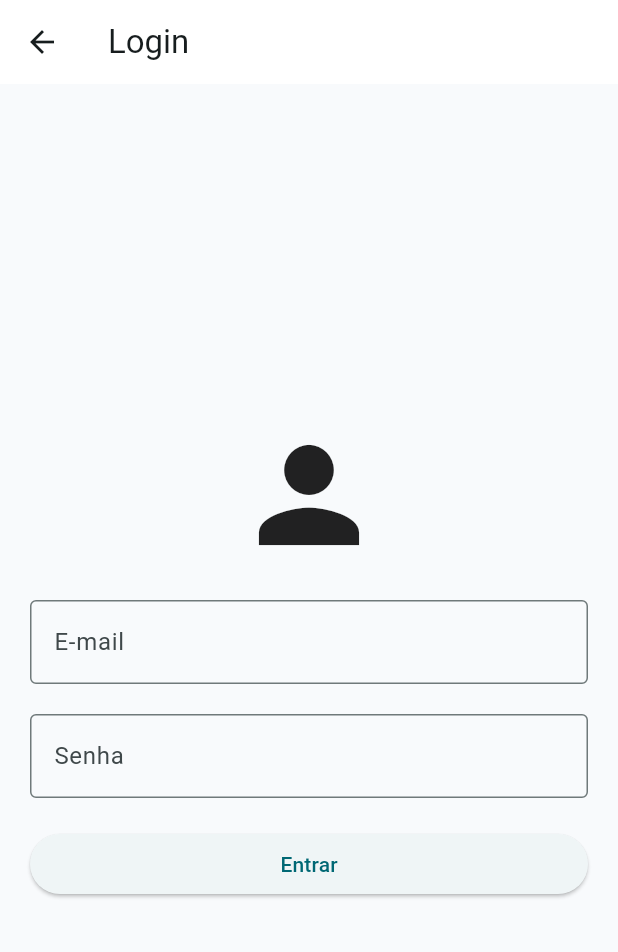
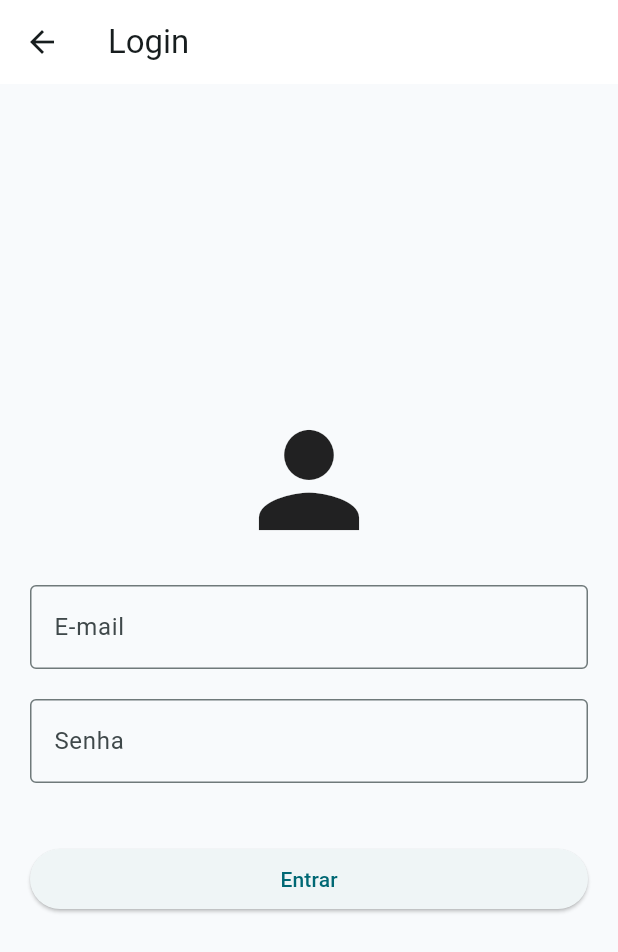
Before and after one commit to BrunaMiyamoto/app_noticias, a Flutter app: the screen it shows after launch, in the side drawer, after a tap on "Entrar", on a phone screen of 412 x 824 dp. Shown: the top 952 px of the screen. Run offline on Flutter 3.47's test engine with Material 3 defaults, Android fonts, the phone set to English and light mode, and no system bars; our stand-ins replace shared_preferences; missing offline and left inert: dart:ffi, flutter_launcher_icons; network calls fail.

Commit message:
Conclusão da regra de negocio do sistema de login - FASE G

```diff
--- a/lib/home_page.dart
+++ b/lib/home_page.dart
@@ -5,6 +5,7 @@ import 'package:app_noticias/login_page.dart';
 import 'package:app_noticias/model/categoria.dart';
 import 'package:app_noticias/model/noticia.dart';
 import 'package:app_noticias/services/categoria_service.dart';
+import 'package:app_noticias/services/login_services.dart';
 import 'package:app_noticias/services/noticia_service.dart';
 import 'package:app_noticias/sobre_app_page.dart';
 import 'package:flutter/material.dart';
@@ -21,15 +22,32 @@ class _HomePageState extends State<HomePage> {
   late Future<List<Noticia>> _listaNoticias;
   final CategoriaService _categoriaService = CategoriaService();
 
+  final LoginServices _loginServices = LoginServices();
+
   List<Categoria> _listaCategorias = [];
 
   final String _categoriaSelecionada = 'Todas';
+
+  final String _textoPesquisa = '';
+  final bool _buscando = false;
+
+  bool _logado = false;
 
   @override
   void initState() {
     super.initState();
     _listaNoticias = _noticiaService.getNoticias();
     carregarCategorias();
+    _checarSessao();
+  }
+
+  Future<void> _checarSessao() async {
+    final token = await _loginServices.getToken();
+    if (mounted) {
+      setState(() {
+        _logado = token != null;
+      });
+    }
   }
 
   Future<void> carregarCategorias() async {
@@ -92,15 +110,46 @@ class _HomePageState extends State<HomePage> {
             ),
 
             const Divider(), //linha de divisão
+            // ListTile(
+            //   leading: const Icon(Icons.login),
+            //   title: const Text("Entrar"),
+            //   onTap: () {
+            //     Navigator.pop(context);
+            //     Navigator.push(
+            //       context,
+            //       MaterialPageRoute(builder: (context) => const LoginPage()),
+            //     );
+            //   },
+            // ),
+            if (_logado)
+              ListTile(
+                leading: const Icon(Icons.logout),
+                title: const Text('Sair'),
+                onTap: () async {
+                  await _loginServices.logout();
+                  if (mounted) {
+                    Navigator.pop(context);
+                    setState(() {
+                      _logado = false;
+                    });
+                  }
+                },
+              )
+            else
               ListTile(
                 leading: const Icon(Icons.login),
-              title: const Text("Entrar"),
-              onTap: () {
+                title: const Text('Entrar'),
+                onTap: () async {
                   Navigator.pop(context);
-                Navigator.push(
+                  final entrou = await Navigator.push(
                     context,
                     MaterialPageRoute(builder: (context) => const LoginPage()),
                   );
+                  if (entrou == true) {
+                    setState(() {
+                      _logado = true;
+                    });
+                  }
                 },
               ),
           ],
--- a/lib/login_page.dart
+++ b/lib/login_page.dart
@@ -14,8 +14,43 @@ class _LoginPageState extends State<LoginPage> {
   final _passwordController = TextEditingController();
   final LoginServices _loginService = LoginServices();
 
-  final bool _carregando = false; // para aparecer a mensagem carregando
+  //final bool _carregando = false; // para aparecer a mensagem carregando
+  bool _carregando = false;
   String? _mensagemErro; // para mostrar a mensagem de erro
+
+  Future<void> autenticar() async {
+    setState(() {
+      _carregando = true;
+      _mensagemErro = null;
+    });
+
+    try {
+      final nome = await _loginService.login(
+        _emailController.text,
+        _passwordController.text,
+      );
+
+      if (!mounted) return;
+
+      ScaffoldMessenger.of(context).showSnackBar(
+        SnackBar(
+          content: Text('Olá $nome, você esta logado com sucesso!'),
+          backgroundColor: Colors.green,
+          duration: const Duration(seconds: 4),
+        ),
+      );
+
+      Navigator.pop(context, true);
+    } catch (e) {
+      setState(() {
+        _mensagemErro = e.toString().replaceFirst('Exception', '');
+      });
+    } finally {
+      setState(() {
+        _carregando = false;
+      });
+    }
+  }
 
   @override
   Widget build(BuildContext context) {
@@ -61,7 +96,29 @@ class _LoginPageState extends State<LoginPage> {
               const SizedBox(
                 height: 20,
               ),
-              ElevatedButton(onPressed: () {}, child: const Text("Entrar")),
+
+              if (_mensagemErro != null) ...[
+                Text(
+                  _mensagemErro!,
+                  style: const TextStyle(color: Colors.red),
+                ),
+              ],
+
+              const SizedBox(
+                height: 20,
+              ),
+              ElevatedButton(
+                onPressed: _carregando ? null : autenticar,
+                child: _carregando
+                    ? const SizedBox(
+                        width: 18,
+                        height: 18,
+                        child: CircularProgressIndicator(
+                          strokeWidth: 2,
+                        ),
+                      )
+                    : const Text('Entrar'),
+              ),
             ],
           ),
         ),
--- a/lib/services/login_services.dart
+++ b/lib/services/login_services.dart
@@ -29,10 +29,12 @@ class LoginServices {
       }
 
       if (resposta.statusCode == 401 || resposta.statusCode == 422) {
-        throw Exception('E-mail ou senhas inválidos');
+        //throw Exception('E-mail ou senhas inválidos');
+        throw 'E-mail ou Senha Inválidos';
       }
     } catch (e) {
-      throw Exception("Erro de conexão: $e");
+      //throw Exception("Erro de conexão: $e");
+      throw Exception('$e');
     }
 
     return '';
```
Lines whose indentation alone changed are shown as unchanged.
